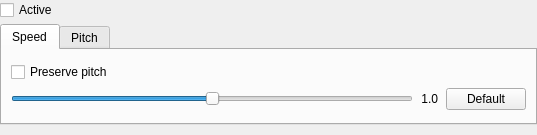
Qt form src/GUI/Plugins/Engine/Speed/GUI_Speed.ui (return42/sayonara) before a commit.
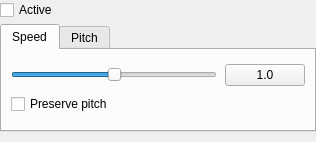
The same form after that commit. The open tabs and pages were chosen to show the change. Custom widgets are drawn as their Qt base class.

Diff of the .ui file:
```diff
--- a/src/GUI/Plugins/Engine/Speed/GUI_Speed.ui
+++ b/src/GUI/Plugins/Engine/Speed/GUI_Speed.ui
@@ -6,8 +6,8 @@
    <rect>
     <x>0</x>
     <y>0</y>
-    <width>537</width>
-    <height>135</height>
+    <width>316</width>
+    <height>142</height>
    </rect>
   </property>
   <layout class="QGridLayout" name="grid_layout">
@@ -51,23 +51,6 @@
        <property name="verticalSpacing">
         <number>3</number>
        </property>
-       <item row="1" column="1">
-        <widget class="QLabel" name="lab_speed">
-         <property name="text">
-          <string notr="true">1.0</string>
-         </property>
-         <property name="alignment">
-          <set>Qt::AlignRight|Qt::AlignTrailing|Qt::AlignVCenter</set>
-         </property>
-        </widget>
-       </item>
-       <item row="1" column="2">
-        <widget class="QPushButton" name="btn_revert_speed">
-         <property name="text">
-          <string notr="true">Default</string>
-         </property>
-        </widget>
-       </item>
        <item row="1" column="0">
         <widget class="Gui::Slider" name="sli_speed">
          <property name="minimum">
@@ -93,10 +76,34 @@
          </property>
         </widget>
        </item>
-       <item row="0" column="0">
-        <widget class="QCheckBox" name="cb_preserve_pitch">
+       <item row="2" column="0" colspan="2">
+        <layout class="QHBoxLayout" name="horizontalLayout">
+         <item>
+          <widget class="QCheckBox" name="cb_preserve_pitch">
+           <property name="text">
+            <string>Preserve pitch</string>
+           </property>
+          </widget>
+         </item>
+         <item>
+          <spacer name="horizontalSpacer">
+           <property name="orientation">
+            <enum>Qt::Horizontal</enum>
+           </property>
+           <property name="sizeHint" stdset="0">
+            <size>
+             <width>40</width>
+             <height>20</height>
+            </size>
+           </property>
+          </spacer>
+         </item>
+        </layout>
+       </item>
+       <item row="1" column="1">
+        <widget class="QPushButton" name="btn_speed">
          <property name="text">
-          <string>Preserve pitch</string>
+          <string notr="true">1.0</string>
          </property>
         </widget>
        </item>
```
Left out of the diff: 12 changed lines with no effect on the pictures.
